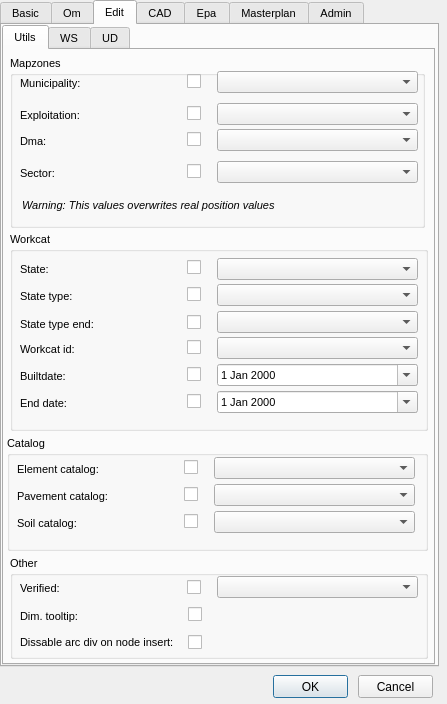
The window that ui/config.ui (Giswater/giswater_qgis_plugin) describes before a commit, drawn with Qt 5.
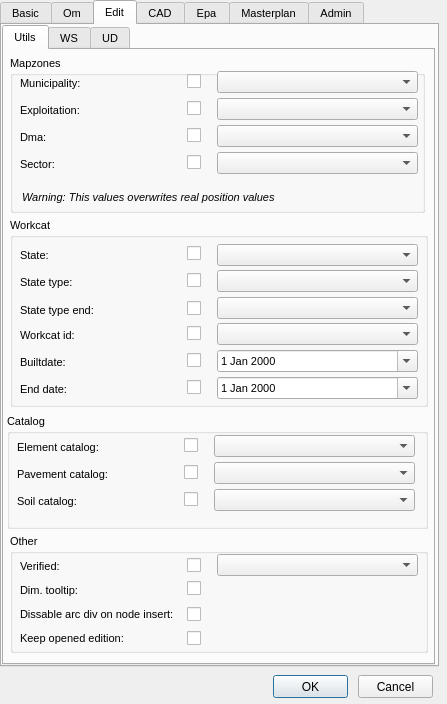
The same window after the commit. The open tabs and pages were chosen to show the change.

Commit message: add chk_keep_open_edition

```diff
--- a/ui/config.ui
+++ b/ui/config.ui
@@ -292,7 +292,7 @@
          <x>6</x>
          <y>6</y>
          <width>415</width>
-         <height>172</height>
+         <height>157</height>
         </rect>
        </property>
        <property name="title">
@@ -302,7 +302,7 @@
         <property name="geometry">
          <rect>
           <x>177</x>
-          <y>47</y>
+          <y>42</y>
           <width>20</width>
           <height>21</height>
          </rect>
@@ -315,7 +315,7 @@
         <property name="geometry">
          <rect>
           <x>10</x>
-          <y>74</y>
+          <y>70</y>
           <width>166</width>
           <height>22</height>
          </rect>
@@ -351,7 +351,7 @@
         <property name="geometry">
          <rect>
           <x>10</x>
-          <y>48</y>
+          <y>43</y>
           <width>163</width>
           <height>22</height>
          </rect>
@@ -387,7 +387,7 @@
         <property name="geometry">
          <rect>
           <x>177</x>
-          <y>73</y>
+          <y>69</y>
           <width>20</width>
           <height>21</height>
          </rect>
@@ -400,7 +400,7 @@
         <property name="geometry">
          <rect>
           <x>207</x>
-          <y>47</y>
+          <y>42</y>
           <width>201</width>
           <height>22</height>
          </rect>
@@ -410,7 +410,7 @@
         <property name="geometry">
          <rect>
           <x>207</x>
-          <y>73</y>
+          <y>69</y>
           <width>201</width>
           <height>22</height>
          </rect>
@@ -420,7 +420,7 @@
         <property name="geometry">
          <rect>
           <x>12</x>
-          <y>138</y>
+          <y>130</y>
           <width>346</width>
           <height>22</height>
          </rect>
@@ -457,7 +457,7 @@
         <property name="geometry">
          <rect>
           <x>207</x>
-          <y>105</y>
+          <y>96</y>
           <width>201</width>
           <height>22</height>
          </rect>
@@ -467,7 +467,7 @@
         <property name="geometry">
          <rect>
           <x>177</x>
-          <y>105</y>
+          <y>96</y>
           <width>20</width>
           <height>21</height>
          </rect>
@@ -480,7 +480,7 @@
         <property name="geometry">
          <rect>
           <x>10</x>
-          <y>106</y>
+          <y>97</y>
           <width>163</width>
           <height>22</height>
          </rect>
@@ -576,7 +576,7 @@
        <property name="geometry">
         <rect>
          <x>3</x>
-         <y>386</y>
+         <y>364</y>
          <width>421</width>
          <height>115</height>
         </rect>
@@ -766,9 +766,9 @@
        <property name="geometry">
         <rect>
          <x>6</x>
-         <y>182</y>
+         <y>168</y>
          <width>418</width>
-         <height>199</height>
+         <height>189</height>
         </rect>
        </property>
        <property name="title">
@@ -1139,9 +1139,9 @@
        <property name="geometry">
         <rect>
          <x>6</x>
-         <y>506</y>
+         <y>484</y>
          <width>418</width>
-         <height>103</height>
+         <height>119</height>
         </rect>
        </property>
        <property name="title">
@@ -1196,8 +1196,8 @@
        <widget class="QCheckBox" name="chk_dim_tooltip">
         <property name="geometry">
          <rect>
-          <x>178</x>
-          <y>48</y>
+          <x>177</x>
+          <y>44</y>
           <width>17</width>
           <height>21</height>
          </rect>
@@ -1210,7 +1210,7 @@
         <property name="geometry">
          <rect>
           <x>10</x>
-          <y>49</y>
+          <y>45</y>
           <width>165</width>
           <height>22</height>
          </rect>
@@ -1259,7 +1259,7 @@
         <property name="geometry">
          <rect>
           <x>10</x>
-          <y>75</y>
+          <y>69</y>
           <width>169</width>
           <height>22</height>
          </rect>
@@ -1294,8 +1294,57 @@
        <widget class="QCheckBox" name="chk_edit_arc_division_dsbl">
         <property name="geometry">
          <rect>
-          <x>178</x>
-          <y>76</y>
+          <x>177</x>
+          <y>70</y>
+          <width>17</width>
+          <height>21</height>
+         </rect>
+        </property>
+        <property name="text">
+         <string/>
+        </property>
+       </widget>
+       <widget class="QLabel" name="label_cf_keep_opened_edition">
+        <property name="geometry">
+         <rect>
+          <x>10</x>
+          <y>93</y>
+          <width>169</width>
+          <height>22</height>
+         </rect>
+        </property>
+        <property name="font">
+         <font>
+          <pointsize>8</pointsize>
+         </font>
+        </property>
+        <property name="frameShape">
+         <enum>QFrame::NoFrame</enum>
+        </property>
+        <property name="frameShadow">
+         <enum>QFrame::Plain</enum>
+        </property>
+        <property name="text">
+         <string>Keep opened edition:</string>
+        </property>
+        <property name="textFormat">
+         <enum>Qt::AutoText</enum>
+        </property>
+        <property name="scaledContents">
+         <bool>false</bool>
+        </property>
+        <property name="alignment">
+         <set>Qt::AlignLeading|Qt::AlignLeft|Qt::AlignVCenter</set>
+        </property>
+        <property name="margin">
+         <number>3</number>
+        </property>
+       </widget>
+       <widget class="QCheckBox" name="chk_cf_keep_opened_edition">
+        <property name="geometry">
+         <rect>
+          <x>177</x>
+          <y>94</y>
           <width>17</width>
           <height>21</height>
          </rect>
```
The commit also changes 1 other file.
